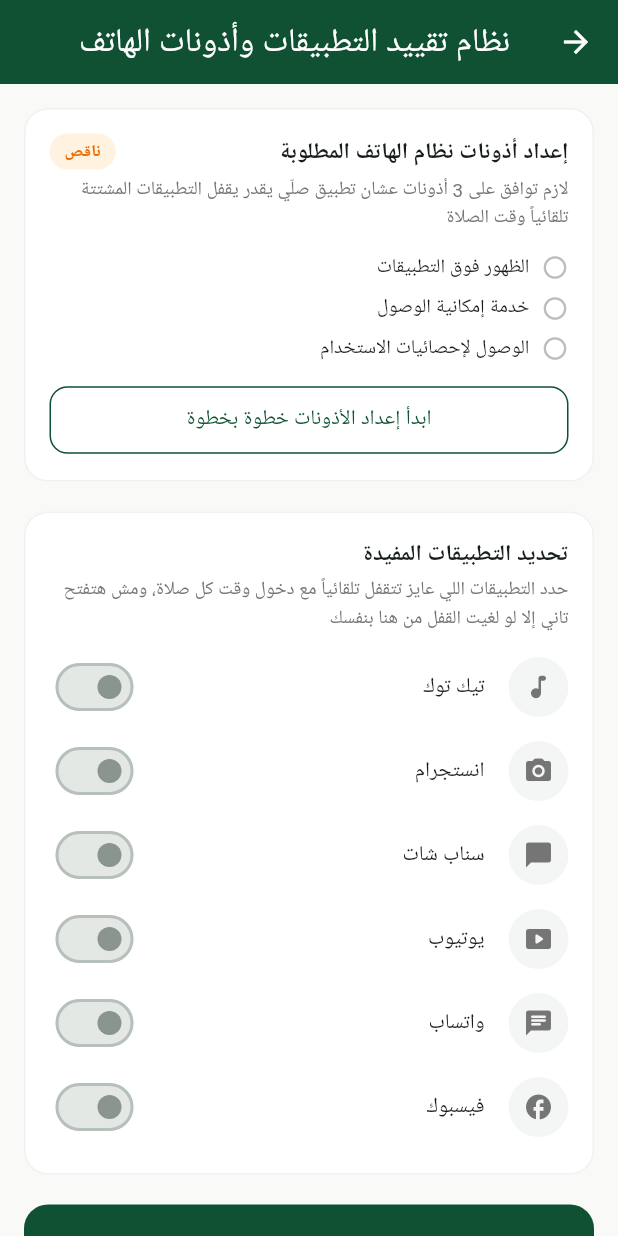
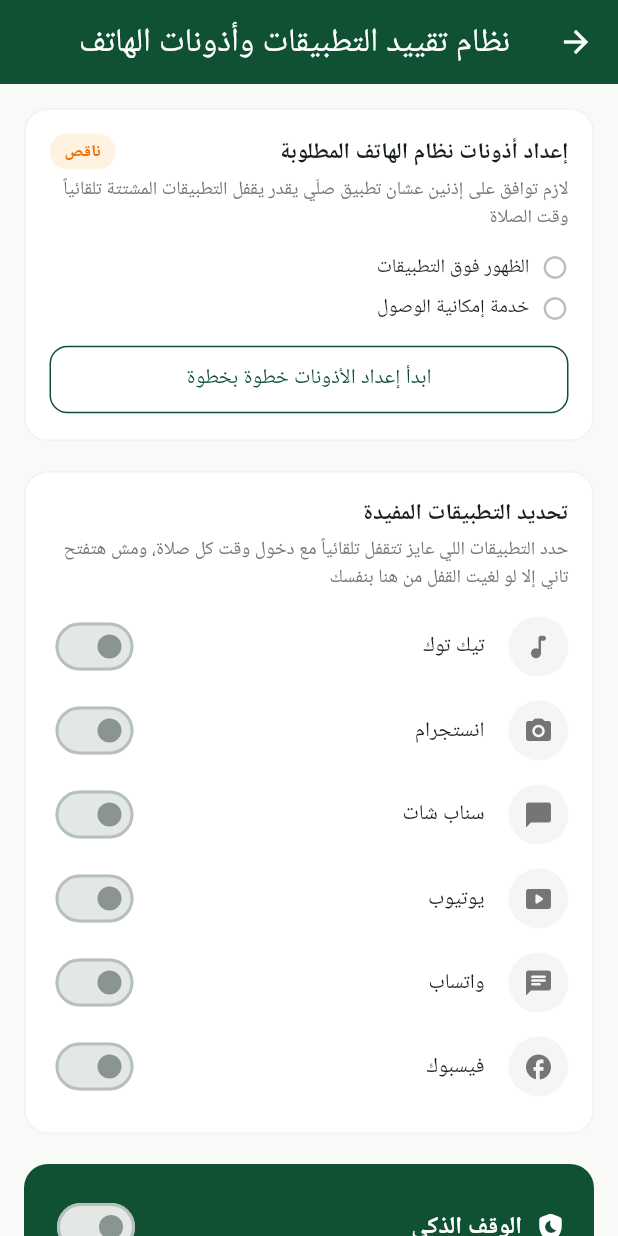
Before and after one commit to mahmoudkhalifakh91-arch/salii, a Flutter app: the AppBlockScreen screen opened directly, on a phone screen of 412 x 824 dp. Run offline on Flutter 3.47's test engine with Material 3 defaults, Android fonts, the phone set to English and light mode, and no system bars; our stand-ins replace adhan, audioplayers, flutter_compass, flutter_local_notifications, flutter_timezone, geolocator and 2 more; missing offline and left inert: quran; accounts and stored records are empty.

Commit message:
Add files via upload

```diff
--- a/lib/screens/app_block_screen.dart
+++ b/lib/screens/app_block_screen.dart
@@ -24,13 +24,12 @@
 
   bool _overlayGranted = false;
   bool _accessibilityGranted = false;
-  bool _usageStatsGranted = false;
 
   bool _masterEnabled = false;
   final Set<String> _selectedPackages = {};
 
   bool get _allPermissionsGranted =>
-      _overlayGranted && _accessibilityGranted && _usageStatsGranted;
+      _overlayGranted && _accessibilityGranted;
 
   @override
   void initState() {
@@ -72,12 +71,10 @@
     final overlay = await AppBlockService.instance.hasOverlayPermission();
     final accessibility =
         await AppBlockService.instance.isAccessibilityServiceEnabled();
-    final usageStats = await AppBlockService.instance.hasUsageStatsPermission();
     if (!mounted) return;
     setState(() {
       _overlayGranted = overlay;
       _accessibilityGranted = accessibility;
-      _usageStatsGranted = usageStats;
     });
   }
 
@@ -212,15 +209,13 @@
           ),
           const SizedBox(height: 4),
           Text(
-            'لازم توافق على 3 أذونات عشان تطبيق صلّي يقدر يقفل التطبيقات المشتتة تلقائياً وقت الصلاة',
+            'لازم توافق على إذنين عشان تطبيق صلّي يقدر يقفل التطبيقات المشتتة تلقائياً وقت الصلاة',
             style: TextStyle(fontSize: 12.5, color: AppColors.muted(context), height: 1.5),
           ),
           const SizedBox(height: 14),
           _permissionStatusRow('الظهور فوق التطبيقات', _overlayGranted),
           const SizedBox(height: 8),
           _permissionStatusRow('خدمة إمكانية الوصول', _accessibilityGranted),
-          const SizedBox(height: 8),
-          _permissionStatusRow('الوصول لإحصائيات الاستخدام', _usageStatsGranted),
           const SizedBox(height: 14),
           SizedBox(
             width: double.infinity,
```
Also changed, not shown: lib/screens/onboarding_screen.dart (+5 -2 lines), lib/screens/permission_wizard_screen.dart (+9 -8 lines), lib/widgets/accessibility_disclosure.dart (added, +42 -0 lines).
